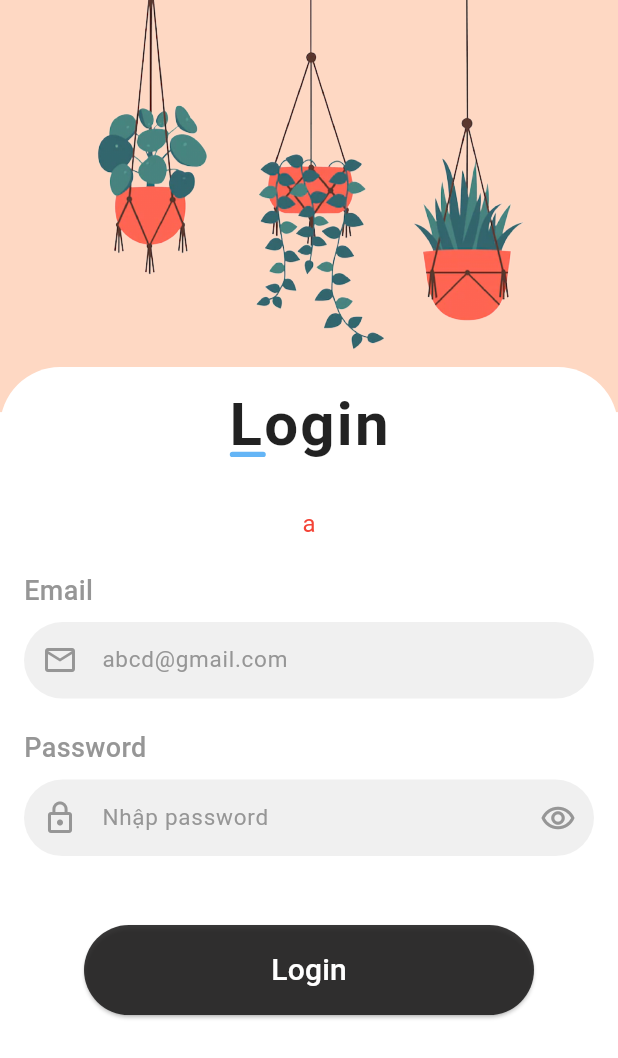
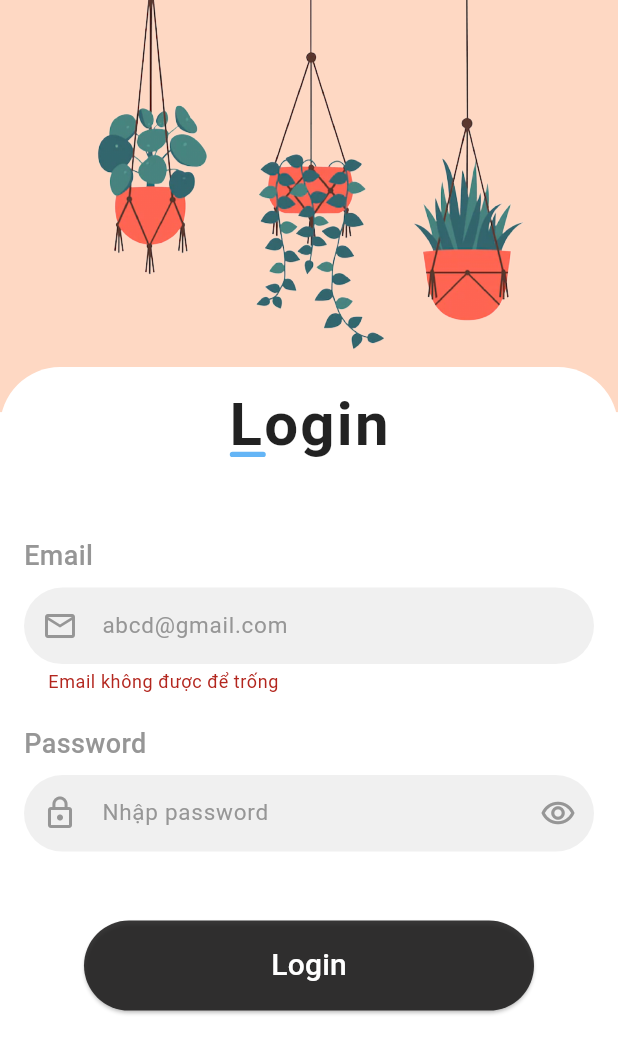
Before and after one commit to barneystallone/flutter_todoapp, a Flutter app: the screen it shows after launch, after a tap on "Login", on a phone screen of 412 x 824 dp. Shown: the top 1058 px of the screen. Run offline on Flutter 3.47's test engine with Material 2 defaults, Android fonts, the phone set to English and light mode, and no system bars; our stand-ins replace email_validator, hexcolor, shared_preferences.

Commit message:
Login Logout

```diff
--- a/lib/components/custom_button.dart
+++ b/lib/components/custom_button.dart
@@ -4,25 +4,26 @@ import 'package:flutter/src/widgets/placeholder.dart';
 
 class CustomButton extends StatelessWidget {
   final String title;
-  const CustomButton({super.key, required this.title});
+  final VoidCallback? onPressed;
+  const CustomButton({super.key, required this.title, this.onPressed});
 
   @override
   Widget build(BuildContext context) {
     return Center(
       child: Padding(
-        padding: EdgeInsets.symmetric(vertical: 46, horizontal: 20),
+        padding: const EdgeInsets.symmetric(vertical: 46, horizontal: 20),
         child: SizedBox(
           width: 300,
           height: 60,
           child: ElevatedButton(
-            onPressed: () {},
+            onPressed: onPressed,
+            style: ElevatedButton.styleFrom(
+                backgroundColor: const Color.fromARGB(221, 26, 25, 25)),
             child: Text(title,
-                style: TextStyle(
+                style: const TextStyle(
                   color: Colors.white,
                   fontSize: 20,
                 )),
-            style: ElevatedButton.styleFrom(
-                backgroundColor: const Color.fromARGB(221, 26, 25, 25)),
           ),
         ),
       ),
--- a/lib/components/login_form.dart
+++ b/lib/components/login_form.dart
@@ -1,9 +1,11 @@
 import 'package:email_validator/email_validator.dart';
 import 'package:flutter/material.dart';
 import 'package:hexcolor/hexcolor.dart';
-import 'package:todoapp_v1/components/auth_textfield_group.dart';
-import 'package:todoapp_v1/components/custom_button.dart';
-import 'package:todoapp_v1/models/user_model.dart';
+import 'package:todoapp_v1/pages/home_page.dart';
+import '../services/local/shared_prefs.dart';
+import './auth_textfield_group.dart';
+import './custom_button.dart';
+import '../models/user_model.dart';
 
 import 'auth_header.dart';
 
@@ -20,21 +22,20 @@ class _LoginFormState extends State<LoginForm> {
   bool _showPW = false;
   String? _emailErrorMessage;
   String? _pwErrorMessage;
-  String _submitErrorMessage = 'a';
+  String? _submitErrorMessage;
+  final SharedPrefs _prefs = SharedPrefs();
 
   TextEditingController emailController = TextEditingController();
   TextEditingController pwController = TextEditingController();
 
-  validateEmail(String value) {
+  void validateEmail(String value) {
     if (value.isEmpty) {
       setState(() {
         _emailErrorMessage = "Email không được để trống";
-        print(_emailErrorMessage);
       });
     } else if (!EmailValidator.validate(value, true)) {
       setState(() {
         _emailErrorMessage = "Địa chỉ Email không hợp lệ";
-        print(_emailErrorMessage);
       });
     } else {
       setState(() {
@@ -43,7 +44,7 @@ class _LoginFormState extends State<LoginForm> {
     }
   }
 
-  validatePW(String value) {
+  void validatePW(String value) {
     if (value.isEmpty) {
       setState(() {
         _pwErrorMessage = "Password không được để trống";
@@ -68,22 +69,28 @@ class _LoginFormState extends State<LoginForm> {
     if (password.isEmpty) {
       return validatePW(password);
     }
-    if (_emailErrorMessage != null && _pwErrorMessage != null) {
-      UserModel user =
-          users.where((element) => element.username == email).toList()[0];
-      print(user.password);
-      if (user == null) {
-        setState(() {
-          _submitErrorMessage = 'Tài khoản không tồn tại';
+    if (_emailErrorMessage == null && _pwErrorMessage == null) {
+      try {
+        UserModel user =
+            users.where((element) => element.username == email).toList()[0];
+
+        if (user.password != password) {
+          return setState(() {
+            _submitErrorMessage = 'Sai tên đăng nhập hoặc mật khẩu';
+          });
+        }
+        _prefs.setUsername(user.username as String);
+        Navigator.push(
+            context, MaterialPageRoute(builder: (context) => const HomePage()));
+      } catch (e) {
+        if (e.toString().contains('RangeError')) {
+          return setState(() {
+            _submitErrorMessage = 'Không tìm thấy tài khoản $email ';
+          });
+        }
+        return setState(() {
+          _submitErrorMessage = e.toString();
         });
-        return;
-      }
-
-      if (user.password != password) {
-        setState(() {
-          _submitErrorMessage = 'Sai tên đăng nhập hoặc mật khẩu';
-        });
-        return;
       }
     }
   }
@@ -120,8 +127,9 @@ class _LoginFormState extends State<LoginForm> {
                     if (_submitErrorMessage != null)
                       Center(
                         child: Text(
-                          _submitErrorMessage,
-                          style: TextStyle(color: Colors.red, fontSize: 16),
+                          _submitErrorMessage as String,
+                          style:
+                              const TextStyle(color: Colors.red, fontSize: 16),
                         ),
                       ),
                     AuthTextFieldGroup(
@@ -154,23 +162,13 @@ class _LoginFormState extends State<LoginForm> {
                         });
                       },
                     ),
-                    InkWell(
-                        onTap: () => handleSubmit(),
-                        child: CustomButton(title: widget.title))
+                    CustomButton(
+                      title: widget.title,
+                      onPressed: handleSubmit,
+                    )
                   ],
                 ),
               )),
-          // Transform.translate(
-          //   offset: const Offset(0, -50),
-          //   child: Container(
-          //     color: HexColor("#fed8c3"),
-          //     child: Image.asset(
-          //       'assets/images/plants.png',
-          //       scale: 1.5,
-          //       width: double.infinity,
-          //     ),
-          //   ),
-          // ),
         ]));
   }
 }
--- a/lib/main.dart
+++ b/lib/main.dart
@@ -1,8 +1,6 @@
 import 'package:flutter/material.dart';
 import 'package:flutter/services.dart';
-import 'package:todoapp_v1/pages/required_auth.dart';
-import 'package:todoapp_v1/pages/splash_page.dart';
-import 'pages/home_page.dart';
+import 'pages/required_auth.dart';
 
 void main() {
   WidgetsFlutterBinding.ensureInitialized();
--- a/lib/pages/required_auth.dart
+++ b/lib/pages/required_auth.dart
@@ -13,16 +13,39 @@ class RequiredAuth extends StatefulWidget {
 
 class _RequiredAuthState extends State<RequiredAuth> {
   final SharedPrefs _prefs = SharedPrefs();
-  Widget checkLogin() {
-    bool isLogin = false;
-    _prefs.getUsername().then((value) {
-      isLogin = (value == null);
-    });
-    return isLogin ? const HomePage() : const Auth();
+  Future<Widget> checkLogin() async {
+    String? userName = await _prefs.getUsername();
+    await Future.delayed(const Duration(milliseconds: 1200));
+    return (userName != null) ? const HomePage() : const Auth();
   }
 
   @override
   Widget build(BuildContext context) {
-    return checkLogin();
+    return FutureBuilder<Widget>(
+      future: checkLogin(),
+      builder: (context, snapshot) {
+        if (snapshot.connectionState == ConnectionState.waiting) {
+          // Hiển thị màn hình chờ khi đang kiểm tra đăng nhập
+          return const Scaffold(
+            body: Center(
+              child: CircularProgressIndicator(
+                backgroundColor: Colors.cyanAccent,
+                valueColor: AlwaysStoppedAnimation(Colors.blue),
+              ),
+            ),
+          );
+        } else if (snapshot.hasError) {
+          // Xử lý lỗi nếu có
+          return Scaffold(
+            body: Center(
+              child: Text('Đã xảy ra lỗi: ${snapshot.error}'),
+            ),
+          );
+        } else {
+          // Trả về widget tương ứng sau khi kiểm tra đăng nhập hoàn tất
+          return snapshot.data ?? Container();
+        }
+      },
+    );
   }
 }
--- a/lib/services/local/shared_prefs.dart
+++ b/lib/services/local/shared_prefs.dart
@@ -33,4 +33,9 @@ class SharedPrefs {
     SharedPreferences prefs = await _prefs;
     prefs.setString('username', username);
   }
+
+  Future<void> logOut() async {
+    SharedPreferences prefs = await _prefs;
+    prefs.remove('username');
+  }
 }
```
Also changed, not shown: lib/components/td_app_bar.dart (+16 -17 lines).
